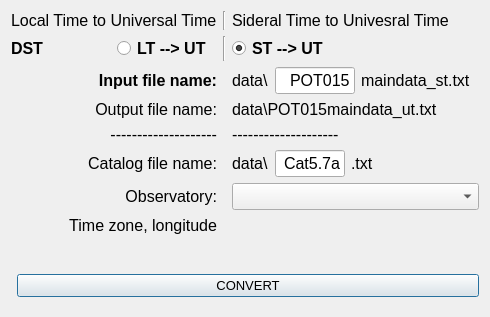
Before: the Qt Designer form ut.ui in nkirov/timetool, drawn with Qt 5.
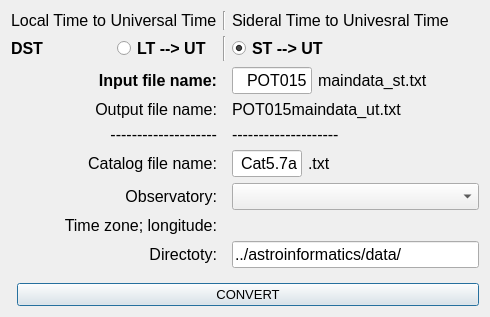
After: the same form once the commit is applied.

```diff
--- a/ut.ui
+++ b/ut.ui
@@ -97,18 +97,6 @@
      </item>
      <item row="3" column="2">
       <layout class="QHBoxLayout" name="horizontalLayout">
-       <item>
-        <widget class="QLabel" name="label5">
-         <property name="font">
-          <font>
-           <pointsize>12</pointsize>
-          </font>
-         </property>
-         <property name="text">
-          <string>data\</string>
-         </property>
-        </widget>
-       </item>
        <item>
         <widget class="QLineEdit" name="file">
          <property name="sizePolicy">
@@ -177,7 +165,10 @@
         </font>
        </property>
        <property name="text">
-        <string/>
+        <string>Directoty:</string>
+       </property>
+       <property name="alignment">
+        <set>Qt::AlignRight|Qt::AlignTrailing|Qt::AlignVCenter</set>
        </property>
       </widget>
      </item>
@@ -211,18 +202,6 @@
        </property>
       </widget>
      </item>
-     <item row="10" column="2">
-      <widget class="QLabel" name="label_6">
-       <property name="font">
-        <font>
-         <pointsize>12</pointsize>
-        </font>
-       </property>
-       <property name="text">
-        <string/>
-       </property>
-      </widget>
-     </item>
      <item row="6" column="0">
       <widget class="QLabel" name="label_7">
        <property name="font">
@@ -241,18 +220,6 @@
      </item>
      <item row="6" column="2">
       <layout class="QHBoxLayout" name="horizontalLayout_2">
-       <item>
-        <widget class="QLabel" name="label_8">
-         <property name="font">
-          <font>
-           <pointsize>12</pointsize>
-          </font>
-         </property>
-         <property name="text">
-          <string>data\</string>
-         </property>
-        </widget>
-       </item>
        <item>
         <widget class="QLineEdit" name="cat">
          <property name="sizePolicy">
@@ -352,7 +319,7 @@
 &lt;html&gt;&lt;head&gt;&lt;meta name=&quot;qrichtext&quot; content=&quot;1&quot; /&gt;&lt;style type=&quot;text/css&quot;&gt;
 p, li { white-space: pre-wrap; }
 &lt;/style&gt;&lt;/head&gt;&lt;body style=&quot; font-family:'MS Shell Dlg 2'; font-size:12pt; font-weight:400; font-style:normal;&quot;&gt;
-&lt;p style=&quot; margin-top:0px; margin-bottom:0px; margin-left:0px; margin-right:0px; -qt-block-indent:0; text-indent:0px;&quot;&gt;data\POT015maindata_ut.txt&lt;/p&gt;&lt;/body&gt;&lt;/html&gt;</string>
+&lt;p style=&quot; margin-top:0px; margin-bottom:0px; margin-left:0px; margin-right:0px; -qt-block-indent:0; text-indent:0px;&quot;&gt;POT015maindata_ut.txt&lt;/p&gt;&lt;/body&gt;&lt;/html&gt;</string>
        </property>
       </widget>
      </item>
@@ -379,7 +346,7 @@
         </font>
        </property>
        <property name="text">
-        <string>Time zone, longitude</string>
+        <string>Time zone; longitude:</string>
        </property>
        <property name="alignment">
         <set>Qt::AlignRight|Qt::AlignTrailing|Qt::AlignVCenter</set>
@@ -445,6 +412,18 @@
        </property>
       </widget>
      </item>
+     <item row="10" column="2">
+      <widget class="QLineEdit" name="dir">
+       <property name="font">
+        <font>
+         <pointsize>12</pointsize>
+        </font>
+       </property>
+       <property name="text">
+        <string>../astroinformatics/data/</string>
+       </property>
+      </widget>
+     </item>
     </layout>
    </item>
    <item row="1" column="0">
```
Left out of the diff: 6 changed lines with no effect on the pictures.
